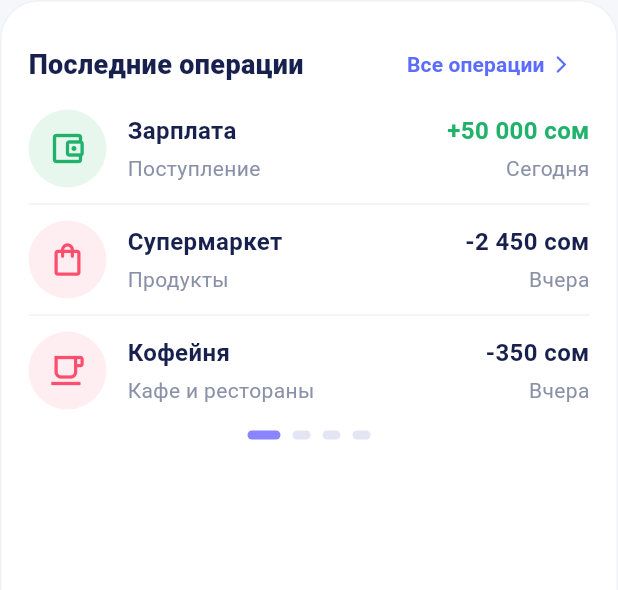
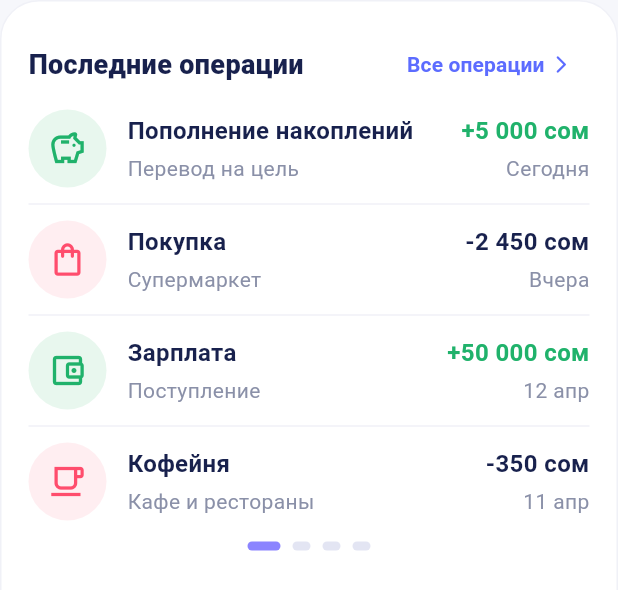
Before and after one commit to for-hackathon/financecare, a Flutter app: the OperationsCard widget shown alone on an empty page, opened directly, on a phone screen of 412 x 824 dp. Shown: the top 590 px of the screen. Run offline on Flutter 3.47's test engine with Material 3 defaults, Android fonts, the phone set to English and light mode, and no system bars.

Commit message:
update app texts and main logic

```diff
--- a/lib/app_texts.dart
+++ b/lib/app_texts.dart
@@ -242,6 +242,15 @@ class AppTexts {
       'create_financial_plan': 'Жеке каржылык план түзүү',
       'history': 'История',
       'history': 'Тарых',
+      'last_operations': 'Последние операции',
+       'all_operations': 'Все операции',
+       'today': 'Сегодня',
+       'yesterday': 'Вчера',
+        'salary': 'Зарплата',
+       'income_arrival': 'Поступление',
+       'supermarket': 'Супермаркет',
+       'coffee_shop': 'Кофейня',
+       'cafes_restaurants': 'Кафе и рестораны',
     },
   };
 
--- a/lib/main.dart
+++ b/lib/main.dart
@@ -10,6 +10,7 @@ import 'bank_select_screen.dart';
 import 'goal_state.dart';
 import 'goal_setup_screen.dart';
 import 'history_screen.dart';
+
 
 
 
@@ -693,6 +694,8 @@ class OperationsCard extends StatelessWidget {
 
   @override
   Widget build(BuildContext context) {
+    final lang = context.watch<AppLanguage>().lang;
+
     return Container(
       padding: const EdgeInsets.fromLTRB(18, 18, 18, 14),
       decoration: BoxDecoration(
@@ -704,10 +707,10 @@ class OperationsCard extends StatelessWidget {
         children: [
           Row(
             children: [
-              const Expanded(
+              Expanded(
                 child: Text(
-                  'Последние операции',
-                  style: TextStyle(
+                  AppTexts.get(lang, 'last_operations'),
+                  style: const TextStyle(
                     fontSize: 18,
                     fontWeight: FontWeight.w800,
                     color: Color(0xFF18214D),
@@ -715,19 +718,26 @@ class OperationsCard extends StatelessWidget {
                 ),
               ),
               TextButton(
-                onPressed: () {},
-                child: const Row(
+                onPressed: () {
+                  Navigator.push(
+                    context,
+                    MaterialPageRoute(
+                      builder: (_) => const HistoryScreen(),
+                    ),
+                  );
+                },
+                child: Row(
                   mainAxisSize: MainAxisSize.min,
                   children: [
                     Text(
-                      'Все операции',
-                      style: TextStyle(
+                      AppTexts.get(lang, 'all_operations'),
+                      style: const TextStyle(
                         color: Color(0xFF5C6CFF),
                         fontWeight: FontWeight.w600,
                       ),
                     ),
-                    SizedBox(width: 4),
-                    Icon(
+                    const SizedBox(width: 4),
+                    const Icon(
                       Icons.arrow_forward_ios_rounded,
                       size: 14,
                       color: Color(0xFF5C6CFF),
@@ -738,38 +748,54 @@ class OperationsCard extends StatelessWidget {
             ],
           ),
           const SizedBox(height: 6),
-          const OperationItem(
-            icon: Icons.account_balance_wallet_outlined,
-            iconBg: Color(0xFFE8F7EE),
-            iconColor: Color(0xFF20B26B),
-            title: 'Зарплата',
-            subtitle: 'Поступление',
-            amount: '+50 000 сом',
-            amountColor: Color(0xFF20B26B),
-            date: 'Сегодня',
+
+          OperationItem(
+            icon: Icons.savings_outlined,
+            iconBg: const Color(0xFFE8F7EE),
+            iconColor: const Color(0xFF20B26B),
+            title: 'Пополнение накоплений',
+            subtitle: 'Перевод на цель',
+            amount: '+5 000 сом',
+            amountColor: const Color(0xFF20B26B),
+            date: AppTexts.get(lang, 'today'),
           ),
           const Divider(height: 22, color: Color(0xFFF0F1F7)),
-          const OperationItem(
+
+          OperationItem(
             icon: Icons.shopping_bag_outlined,
-            iconBg: Color(0xFFFFEEF1),
-            iconColor: Color(0xFFFF4D6D),
-            title: 'Супермаркет',
-            subtitle: 'Продукты',
+            iconBg: const Color(0xFFFFEEF1),
+            iconColor: const Color(0xFFFF4D6D),
+            title: 'Покупка',
+            subtitle: AppTexts.get(lang, 'supermarket'),
             amount: '-2 450 сом',
-            amountColor: Color(0xFF18214D),
-            date: 'Вчера',
+            amountColor: const Color(0xFF18214D),
+            date: AppTexts.get(lang, 'yesterday'),
           ),
           const Divider(height: 22, color: Color(0xFFF0F1F7)),
-          const OperationItem(
+
+          OperationItem(
+            icon: Icons.account_balance_wallet_outlined,
+            iconBg: const Color(0xFFE8F7EE),
+            iconColor: const Color(0xFF20B26B),
+            title: AppTexts.get(lang, 'salary'),
+            subtitle: AppTexts.get(lang, 'income_arrival'),
+            amount: '+50 000 сом',
+            amountColor: const Color(0xFF20B26B),
+            date: '12 апр',
+          ),
+          const Divider(height: 22, color: Color(0xFFF0F1F7)),
+
+          OperationItem(
             icon: Icons.local_cafe_outlined,
-            iconBg: Color(0xFFFFEEF1),
-            iconColor: Color(0xFFFF4D6D),
-            title: 'Кофейня',
-            subtitle: 'Кафе и рестораны',
+            iconBg: const Color(0xFFFFEEF1),
+            iconColor: const Color(0xFFFF4D6D),
+            title: AppTexts.get(lang, 'coffee_shop'),
+            subtitle: AppTexts.get(lang, 'cafes_restaurants'),
             amount: '-350 сом',
-            amountColor: Color(0xFF18214D),
-            date: 'Вчера',
+            amountColor: const Color(0xFF18214D),
+            date: '11 апр',
           ),
+
           const SizedBox(height: 14),
           Row(
             mainAxisAlignment: MainAxisAlignment.center,
```
